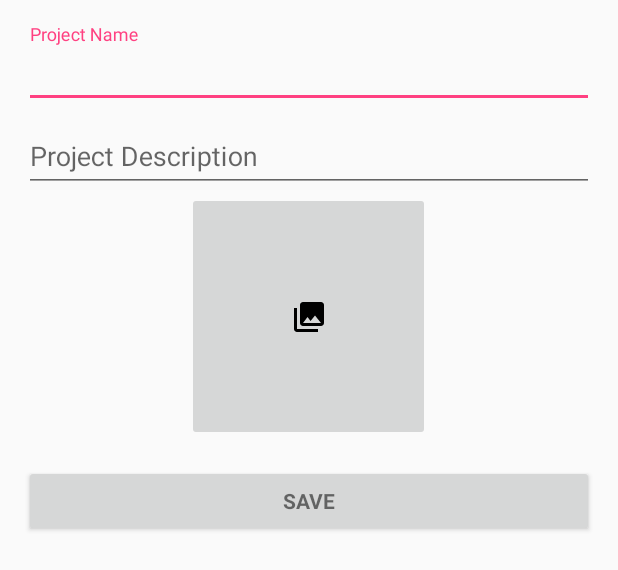
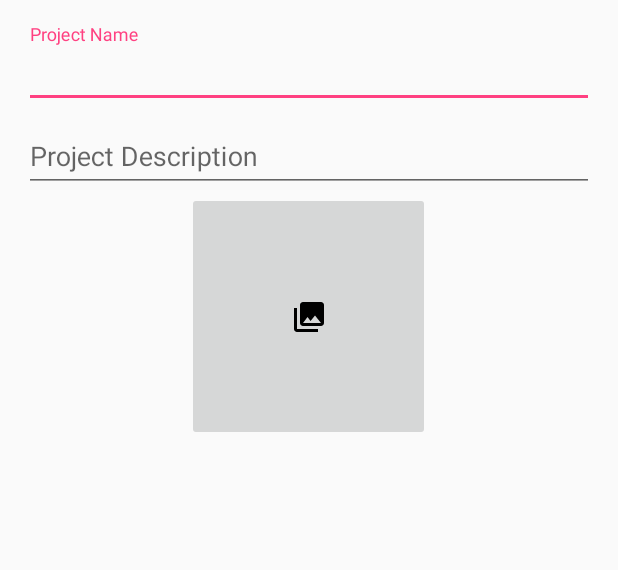
Before and after one commit to Fadhil/FlexcilityAndroid, an Android app: the layout project_details.xml on its own in the app's theme, with its tools: preview values and no code run, on a phone screen of 412 x 824 dp. Shown: the top 570 px of the screen. Run offline under Robolectric (Android 15) with nearby library versions, the phone set to English and light mode, and no system bars.

Commit message:
Project Address form step

```diff
--- a/app/src/main/java/com/jomcode/flexcility/ProjectDetailsStep.java
+++ b/app/src/main/java/com/jomcode/flexcility/ProjectDetailsStep.java
@@ -29,6 +29,8 @@ import static android.app.Activity.RESULT_OK;
 
 /**
  * Created by fadhil on 26/10/2016.
+ *
+ * This generates the Project Details form
  */
 
 public class ProjectDetailsStep extends AbstractStep {
@@ -53,6 +55,7 @@ public class ProjectDetailsStep extends AbstractStep {
                 if (Build.VERSION.SDK_INT < Build.VERSION_CODES.M) {
                     return true;
                 }
+
                 if (ContextCompat.checkSelfPermission(getContext(), READ_EXTERNAL_STORAGE) == PackageManager.PERMISSION_GRANTED) {
                     return true;
                 }
--- a/app/src/main/java/com/jomcode/flexcility/ProjectFormStepper.java
+++ b/app/src/main/java/com/jomcode/flexcility/ProjectFormStepper.java
@@ -14,6 +14,8 @@ import java.io.FileNotFoundException;
 
 /**
  * Created by fadhil on 26/10/2016.
+ *
+ * This is the Main Project Form Stepper in which we'll add the Details and Address forms
  */
 
 public class ProjectFormStepper extends ProgressStepper {
@@ -24,6 +26,7 @@ public class ProjectFormStepper extends ProgressStepper {
         setStateAdapter();
 
         addStep(new ProjectDetailsStep());
+        addStep(new ProjectAddressStep());
         super.onCreate(savedInstanceState);
     }
     public void onActivityResult(int requestCode, int resultCode, Intent data) {
@@ -32,7 +35,7 @@ public class ProjectFormStepper extends ProgressStepper {
             Uri targetUri = data.getData();
             Bitmap bitmap;
             try {
-                bitmap = BitmapFactory.decodeStream(this.getContentResolver().openInputStream(data.getData()));
+                bitmap = BitmapFactory.decodeStream(this.getContentResolver().openInputStream(targetUri));
                 Log.d("DEBUG", "here in the image loader!!");
                 ImageButton buttonLoadImage = (ImageButton) this.findViewById(R.id.imageButton);
                 buttonLoadImage.setImageBitmap(bitmap);
--- a/app/src/main/res/layout/project_details.xml
+++ b/app/src/main/res/layout/project_details.xml
@@ -14,7 +14,7 @@
             android:layout_width="match_parent"
             android:layout_height="wrap_content">
 
-            <AutoCompleteTextView
+            <android.support.design.widget.TextInputEditText
                 android:id="@+id/projectName"
                 android:layout_width="match_parent"
                 android:layout_height="wrap_content"
@@ -28,7 +28,7 @@
             android:layout_width="match_parent"
             android:layout_height="wrap_content">
 
-            <EditText
+            <android.support.design.widget.TextInputEditText
                 android:id="@+id/projectDesc"
                 android:layout_width="match_parent"
                 android:layout_height="wrap_content"
@@ -49,14 +49,6 @@
             android:id="@+id/imageButton"
             android:layout_gravity="center" />
 
-        <Button
-            android:id="@+id/saveProjectButton"
-            style="?android:textAppearanceSmall"
-            android:layout_width="match_parent"
-            android:layout_height="wrap_content"
-            android:layout_marginTop="16dp"
-            android:text="@string/action_save"
-            android:textStyle="bold" />
 
 
 </LinearLayout>
--- a/app/src/main/res/values/strings.xml
+++ b/app/src/main/res/values/strings.xml
@@ -49,5 +49,5 @@
     <string name="project_image">Project Image</string>
     <string name="project_name">Project Name</string>
     <string name="project_description">Project Description</string>
-
+    <string name="project_address">Address</string>
 </resources>
```
Also changed, not shown: app/src/main/java/com/jomcode/flexcility/ProjectAddressStep.java (added, +32 -0 lines), app/src/main/res/layout/project_address.xml (added, +41 -0 lines).
